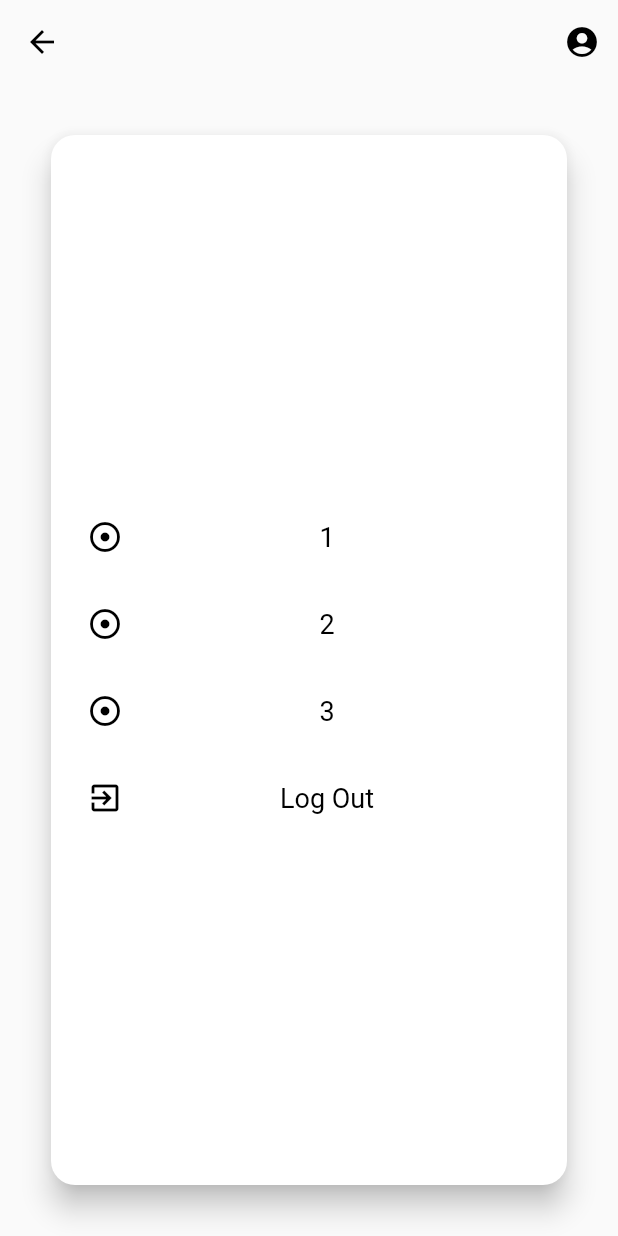
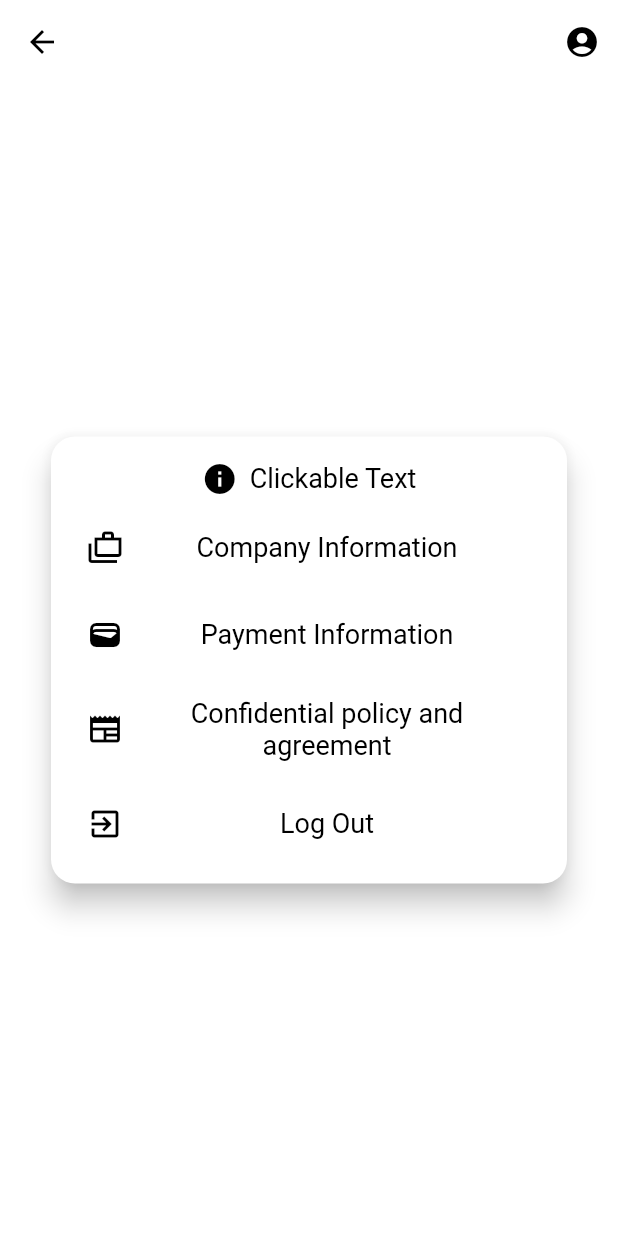
Before and after one commit to Ygrees/accountpage, a Flutter app: the ProfilePage screen opened directly, after a tap on the "settings" icon, on a phone screen of 412 x 824 dp. Run offline on Flutter 3.47's test engine with Material 2 defaults, Android fonts, the light colour scheme and no system bars.

Commit message:
changed settings

```diff
--- a/lib/settings_page.dart
+++ b/lib/settings_page.dart
@@ -8,7 +8,7 @@ void main() {
 }
 
 class MyApp extends StatelessWidget {
-  const MyApp({super.key});
+  const MyApp({Key? key}) : super(key: key);
 
   @override
   Widget build(BuildContext context) {
@@ -18,36 +18,50 @@ class MyApp extends StatelessWidget {
       theme: ThemeData(
         primarySwatch: Colors.teal,
       ),
-      home: Scaffold(
-        backgroundColor: Colors.black, // Установлен голубой цвет фона
-        body: ProfilePage(),
+      home: MaterialApp(
+        theme: ThemeData(
+          primarySwatch: Colors.teal,
+          scaffoldBackgroundColor: Colors.white,
+        ),
+        home: SettingsPage(),
       ),
     );
   }
 }
 
+
+
 class ProfileImageAndButtons extends StatelessWidget {
   @override
   Widget build(BuildContext context) {
-    return Column(
-      children: <Widget>[
-        Row(
-          mainAxisAlignment: MainAxisAlignment.start,
-          children: [],
+    return InkWell(
+      onTap: () {
+        // Your action here
+      },
+      child: Row(
+        mainAxisAlignment: MainAxisAlignment.center,
+        children: [
+          Icon(Icons.info, color: Colors.black, size: 24),
+          SizedBox(width: 8),
+          Text(
+            'Clickable Text',
+            style: TextStyle(color: Colors.black, fontSize: 18),
           ),
         ],
+      ),
     );
   }
 }
+
 
 class SettingsPage extends StatelessWidget {
   @override
   Widget build(BuildContext context) {
     return Scaffold(
         appBar: AppBar(
-        backgroundColor: Colors.transparent,
+        backgroundColor: Colors.white,
         elevation: 0,
-        title: Text(''),
+        title: Text('Settings'),
     iconTheme: IconThemeData(
     color: Colors.black,
     ),
@@ -63,7 +77,15 @@ class SettingsPage extends StatelessWidget {
     ),
     ],
     ),
-      body: Center(
+    body: Container(
+    decoration: BoxDecoration(
+    gradient: LinearGradient(
+    begin: Alignment.topCenter,
+    end: Alignment.bottomCenter,
+    colors: [Colors.white, Colors.white],
+    ),
+    ),
+    child: Center(
     child: Padding(
     padding: EdgeInsets.all(30.0),
     child: Card(
@@ -73,9 +95,8 @@ class SettingsPage extends StatelessWidget {
     ),
     child: Padding(
     padding: EdgeInsets.all(16.0),
-              child: Column(
-                mainAxisAlignment: MainAxisAlignment.center,
-                crossAxisAlignment: CrossAxisAlignment.stretch,
+    child: ListView(
+    shrinkWrap: true,
                   children: <Widget>[
                 ProfileImageAndButtons(),
                 SizedBox(height: 10),
@@ -83,10 +104,10 @@ class SettingsPage extends StatelessWidget {
                   child: Row(
                     mainAxisAlignment: MainAxisAlignment.spaceBetween,
                     children: [
-                        Icon(Icons.adjust),
+                      Icon(Icons.cases_outlined),
                       Expanded(
                         child: Text(
-                            '1',
+                          'Company Information',
                           textAlign: TextAlign.center,
                         ),
                       ),
@@ -104,10 +125,10 @@ class SettingsPage extends StatelessWidget {
                   child: Row(
                     mainAxisAlignment: MainAxisAlignment.spaceBetween,
                     children: [
-                        Icon(Icons.adjust),
+                      Icon(Icons.wallet),
                       Expanded(
                         child: Text(
-                            '2',
+                          'Payment Information',
                           textAlign: TextAlign.center,
                         ),
                       ),
@@ -125,10 +146,10 @@ class SettingsPage extends StatelessWidget {
                   child: Row(
                     mainAxisAlignment: MainAxisAlignment.spaceBetween,
                     children: [
-                        Icon(Icons.adjust),
+                      Icon(Icons.newspaper),
                       Expanded(
                         child: Text(
-                            '3',
+                          'Confidential policy and agreement',
                           textAlign: TextAlign.center,
                         ),
                       ),
@@ -172,6 +193,7 @@ class SettingsPage extends StatelessWidget {
             ),
           ),
         ),
+       ),
     );
   }
 }
```
Lines whose indentation alone changed are shown as unchanged.
